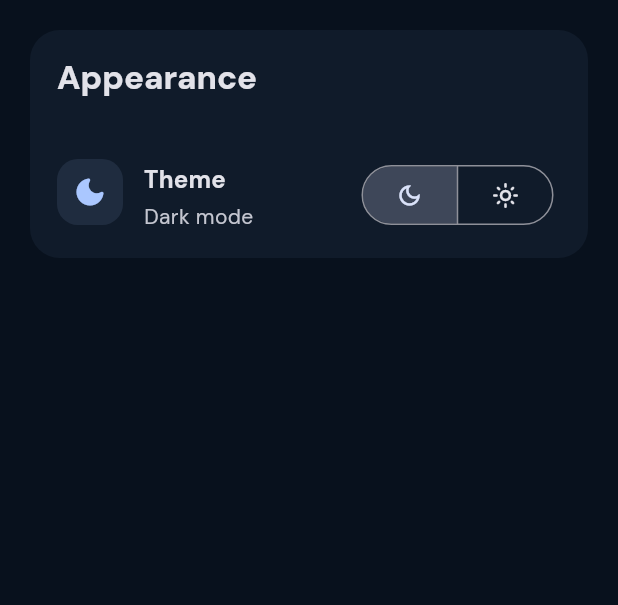
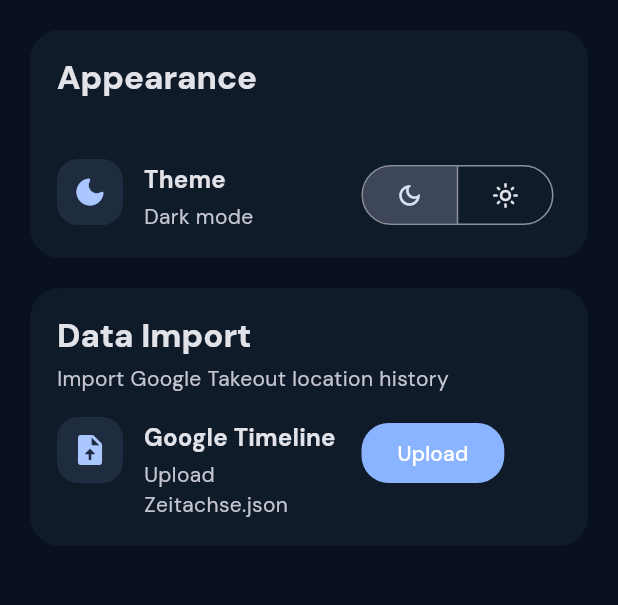
Before and after one commit to ThoreKoritzius/Blue-Mobile, a Flutter app: the SettingsPage screen opened directly, on a phone screen of 412 x 824 dp, the part 270-875 px from its top. Run offline on Flutter 3.47's test engine with Material 3 defaults, Android fonts, the phone set to English and light mode, and no system bars; our stand-ins replace cached_network_image, file_picker, flutter_map, flutter_markdown, flutter_riverpod, flutter_secure_storage and 5 more; missing offline and left inert: dart:html, flutter_web_auth_2, google_polyline_algorithm; accounts and stored records are empty; network calls fail.

Commit message:
feat: app styling

```diff
--- a/lib/app.dart
+++ b/lib/app.dart
@@ -18,7 +18,7 @@ class BlueMobileApp extends ConsumerWidget {
     ref.read(themeModeProvider.notifier).initialize();
 
     return MaterialApp(
-      title: 'Blue Mobile',
+      title: 'Blue',
       debugShowCheckedModeBanner: false,
       theme: buildAppTheme(brightness: Brightness.light),
       darkTheme: buildAppTheme(brightness: Brightness.dark),
--- a/lib/features/settings/settings_page.dart
+++ b/lib/features/settings/settings_page.dart
@@ -1,22 +1,69 @@
+import 'package:file_picker/file_picker.dart';
 import 'package:flutter/material.dart';
 import 'package:flutter_riverpod/flutter_riverpod.dart';
 
-import '../../core/config/app_config.dart';
+import '../../core/network/graphql_service.dart';
 import '../../data/models/auth_session.dart';
 import '../../providers.dart';
 
-class SettingsPage extends ConsumerWidget {
+class SettingsPage extends ConsumerStatefulWidget {
   const SettingsPage({super.key});
 
   @override
-  Widget build(BuildContext context, WidgetRef ref) {
+  ConsumerState<SettingsPage> createState() => _SettingsPageState();
+}
+
+class _SettingsPageState extends ConsumerState<SettingsPage> {
+  bool _importing = false;
+  String? _importResult;
+
+  Future<void> _importTakeout() async {
+    final picked = await FilePicker.platform.pickFiles(
+      type: FileType.custom,
+      allowedExtensions: ['json'],
+      withData: true,
+    );
+    if (picked == null || picked.files.isEmpty) return;
+    final bytes = picked.files.first.bytes;
+    if (bytes == null) return;
+
+    setState(() {
+      _importing = true;
+      _importResult = null;
+    });
+    try {
+      final graphql = ref.read(graphqlServiceProvider);
+      final data = await graphql.mutateMultipartWithProgress(
+        r'''
+          mutation ImportTakeout($files: [Upload!]!) {
+            timeline { importTakeout(files: $files) { message } }
+          }
+        ''',
+        files: [MultipartUploadFile(filename: 'Zeitachse.json', bytes: bytes)],
+        onProgress: (_, __) {},
+      );
+      final message = (data['timeline'] as Map?)?['importTakeout']?['message'] as String?;
+      setState(() {
+        _importResult = message ?? 'Import complete';
+      });
+    } catch (e) {
+      setState(() {
+        _importResult = 'Error: $e';
+      });
+    } finally {
+      setState(() {
+        _importing = false;
+      });
+    }
+  }
+
+  @override
+  Widget build(BuildContext context) {
     final theme = Theme.of(context);
     final colorScheme = theme.colorScheme;
     final session = ref.watch(authControllerProvider).valueOrNull;
     final themeMode = ref.watch(themeModeProvider);
     final isDark = themeMode == ThemeMode.dark;
-    final backendUri = Uri.tryParse(AppConfig.backendUrl);
-
     return Scaffold(
       appBar: AppBar(title: const Text('Settings')),
       body: ListView(
@@ -58,12 +105,32 @@ class SettingsPage extends ConsumerWidget {
               ],
             ),
           ),
+          const SizedBox(height: 20),
+          _SectionCard(
+            title: 'Data Import',
+            subtitle: 'Import Google Takeout location history',
+            child: _SettingRow(
+              icon: Icons.upload_file_rounded,
+              title: 'Google Timeline',
+              subtitle: _importResult ?? 'Upload Zeitachse.json',
+              trailing: _importing
+                  ? const SizedBox(
+                      width: 24,
+                      height: 24,
+                      child: CircularProgressIndicator(strokeWidth: 2),
+                    )
+                  : FilledButton.tonal(
+                      onPressed: _importTakeout,
+                      child: const Text('Upload'),
+                    ),
+            ),
+          ),
         ],
       ),
     );
   }
 
-  Future<void> _confirmSignOut(BuildContext context, WidgetRef ref) async {
+  Future<void> _confirmSignOut() async {
     final shouldSignOut = await showDialog<bool>(
       context: context,
       builder: (context) {
@@ -86,9 +153,9 @@ class SettingsPage extends ConsumerWidget {
       },
     );
 
-    if (shouldSignOut != true || !context.mounted) return;
+    if (shouldSignOut != true || !mounted) return;
     await ref.read(authControllerProvider.notifier).signOut();
-    if (context.mounted) {
+    if (mounted) {
       Navigator.of(context).pop();
     }
   }
--- a/pubspec.yaml
+++ b/pubspec.yaml
@@ -1,4 +1,4 @@
-name: blue_mobile
+name: blue
 description: "Blue Mobile diary and memory app."
 # The following line prevents the package from being accidentally published to
 # pub.dev using `flutter pub publish`. This is preferred for private packages.
```
Also changed, not shown: 7 other files.
